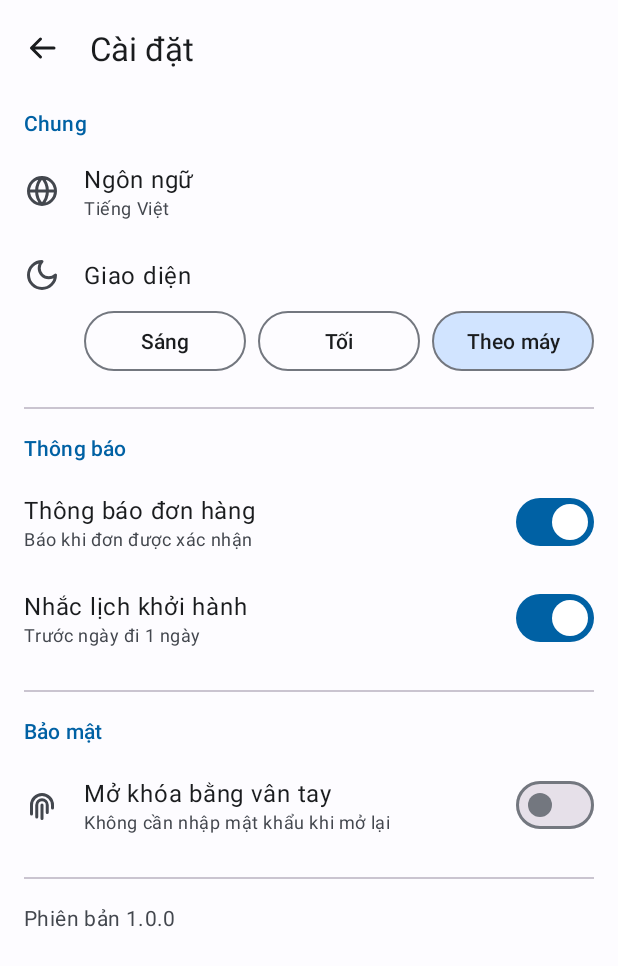
After one commit to SonT23/Android-UMT26-04, an Android app: the fragment CaiDatFragment shown on its own in the app's theme, on a phone screen of 412 x 824 dp. The commit adds this screen. Shown: the top 966 px of the screen. Run offline under Robolectric (Android 15) with nearby library versions, the phone set to English and light mode, and no system bars.

Commit message:
[+] Layout A19 Cài đặt

```diff
--- /dev/null
+++ b/Source/TourApp/app/src/main/java/vn/edu/umt/tour/ui/auth/CaiDatFragment.kt
@@ -0,0 +1,55 @@
+package vn.edu.umt.tour.ui.auth
+
+import android.os.Bundle
+import android.view.LayoutInflater
+import android.view.View
+import android.view.ViewGroup
+import android.widget.ImageView
+import android.widget.LinearLayout
+import android.widget.RadioGroup
+import android.widget.Toast
+import androidx.appcompat.app.AppCompatDelegate
+import androidx.fragment.app.Fragment
+import vn.edu.umt.tour.R
+
+// A19 Cài đặt: ngôn ngữ, giao diện sáng / tối, thông báo, mở khóa bằng vân tay.
+class CaiDatFragment : Fragment() {
+
+    override fun onCreateView(
+        inflater: LayoutInflater, container: ViewGroup?, savedInstanceState: Bundle?
+    ): View? {
+        return inflater.inflate(R.layout.fragment_a19_cai_dat, container, false)
+    }
+
+    override fun onViewCreated(view: View, savedInstanceState: Bundle?) {
+        super.onViewCreated(view, savedInstanceState)
+
+        view.findViewById<ImageView>(R.id.quayLaiIV).setOnClickListener {
+            requireActivity().onBackPressedDispatcher.onBackPressed()
+        }
+
+        // Chọn ngôn ngữ làm sau
+        view.findViewById<LinearLayout>(R.id.ngonNguLL).setOnClickListener {
+            Toast.makeText(requireContext(), R.string.a19_ngon_ngu, Toast.LENGTH_SHORT).show()
+        }
+
+        // Giao diện Sáng / Tối / Theo máy: đổi ngay cho cả app.
+        // Chưa lưu lại, tắt app mở lại sẽ về "Theo máy". Lưu lựa chọn làm sau.
+        val giaoDienRG = view.findViewById<RadioGroup>(R.id.giaoDienRG)
+        when (AppCompatDelegate.getDefaultNightMode()) {
+            AppCompatDelegate.MODE_NIGHT_NO -> giaoDienRG.check(R.id.sangRB)
+            AppCompatDelegate.MODE_NIGHT_YES -> giaoDienRG.check(R.id.toiRB)
+            else -> giaoDienRG.check(R.id.theoMayRB)
+        }
+        giaoDienRG.setOnCheckedChangeListener { _, idDuocChon ->
+            val cheDo = when (idDuocChon) {
+                R.id.sangRB -> AppCompatDelegate.MODE_NIGHT_NO
+                R.id.toiRB -> AppCompatDelegate.MODE_NIGHT_YES
+                else -> AppCompatDelegate.MODE_NIGHT_FOLLOW_SYSTEM
+            }
+            AppCompatDelegate.setDefaultNightMode(cheDo)
+        }
+
+        // Ba công tắc thông báo và vân tay hiện chỉ bật / tắt trên giao diện, chức năng thật làm sau.
+    }
+}
--- a/Source/TourApp/app/src/main/java/vn/edu/umt/tour/ui/auth/ManHinhA.kt
+++ b/Source/TourApp/app/src/main/java/vn/edu/umt/tour/ui/auth/ManHinhA.kt
@@ -12,4 +12,5 @@ val manHinhA: List<ManHinh> = listOf(
     ManHinh("A06", "Đăng nhập") { DangNhapFragment() },
     ManHinh("A07", "Đăng ký") { DangKyFragment() },
     ManHinh("A10", "Tài khoản") { TaiKhoanFragment() },
+    ManHinh("A19", "Cài đặt") { CaiDatFragment() },
 )
--- /dev/null
+++ b/Source/TourApp/app/src/main/res/drawable/bg_a19_lua_chon.xml
@@ -0,0 +1,22 @@
+<?xml version="1.0" encoding="utf-8"?>
+<!-- A19: nền các ô chọn giao diện Sáng / Tối / Theo máy (RadioButton).
+     Ô đang chọn tô màu xanh nhạt, ô còn lại chỉ có viền. -->
+<selector xmlns:android="http://schemas.android.com/apk/res/android">
+    <item android:state_checked="true">
+        <shape>
+            <solid android:color="?attr/colorPrimaryContainer" />
+            <stroke
+                android:width="1dp"
+                android:color="?attr/colorOutline" />
+            <corners android:radius="20dp" />
+        </shape>
+    </item>
+    <item>
+        <shape>
+            <stroke
+                android:width="1dp"
+                android:color="?attr/colorOutline" />
+            <corners android:radius="20dp" />
+        </shape>
+    </item>
+</selector>
--- /dev/null
+++ b/Source/TourApp/app/src/main/res/drawable/ic_dark_mode.xml
@@ -0,0 +1,7 @@
+<vector xmlns:android="http://schemas.android.com/apk/res/android"
+    android:width="24dp"
+    android:height="24dp"
+    android:viewportWidth="24"
+    android:viewportHeight="24">
+    <path android:strokeColor="#FF000000" android:strokeWidth="2" android:strokeLineCap="round" android:strokeLineJoin="round" android:fillColor="#00000000" android:pathData="M12,3a6,6 0,0 0,9 9a9,9 0,1 1,-9 -9z" />
+</vector>
--- /dev/null
+++ b/Source/TourApp/app/src/main/res/drawable/ic_language.xml
@@ -0,0 +1,7 @@
+<vector xmlns:android="http://schemas.android.com/apk/res/android"
+    android:width="24dp"
+    android:height="24dp"
+    android:viewportWidth="24"
+    android:viewportHeight="24">
+    <path android:strokeColor="#FF000000" android:strokeWidth="2" android:strokeLineCap="round" android:strokeLineJoin="round" android:fillColor="#00000000" android:pathData="M12,12m-9,0a9,9 0,1 1,18 0a9,9 0,1 1,-18 0M12,3a13,13 0,0 0,0 18a13,13 0,0 0,0 -18M3,12H21" />
+</vector>
--- /dev/null
+++ b/Source/TourApp/app/src/main/res/layout/fragment_a19_cai_dat.xml
@@ -0,0 +1,339 @@
+<?xml version="1.0" encoding="utf-8"?>
+<!-- A19 Cài đặt: ba nhóm Chung, Thông báo, Bảo mật -->
+<ScrollView xmlns:android="http://schemas.android.com/apk/res/android"
+    xmlns:app="http://schemas.android.com/apk/res-auto"
+    xmlns:tools="http://schemas.android.com/tools"
+    android:layout_width="match_parent"
+    android:layout_height="match_parent"
+    android:background="?android:attr/colorBackground"
+    android:fillViewport="true">
+
+    <LinearLayout
+        android:layout_width="match_parent"
+        android:layout_height="wrap_content"
+        android:orientation="vertical"
+        android:paddingStart="@dimen/space_m"
+        android:paddingEnd="@dimen/space_m"
+        android:paddingBottom="@dimen/space_l">
+
+        <!-- Thanh trên: nút quay lại và tiêu đề -->
+        <LinearLayout
+            android:layout_width="match_parent"
+            android:layout_height="64dp"
+            android:layout_marginStart="-12dp"
+            android:gravity="center_vertical"
+            android:orientation="horizontal">
+
+            <ImageView
+                android:id="@+id/quayLaiIV"
+                android:layout_width="48dp"
+                android:layout_height="48dp"
+                android:background="?attr/selectableItemBackgroundBorderless"
+                android:contentDescription="@string/a19_quay_lai"
+                android:padding="12dp"
+                app:srcCompat="@drawable/ic_arrow_back"
+                app:tint="?attr/colorOnSurface" />
+
+            <TextView
+                android:layout_width="wrap_content"
+                android:layout_height="wrap_content"
+                android:layout_marginStart="@dimen/space_s"
+                android:text="@string/a19_tieu_de"
+                android:textAppearance="?attr/textAppearanceTitleLarge"
+                android:textColor="?attr/colorOnSurface" />
+        </LinearLayout>
+
+        <!-- ===== Nhóm Chung ===== -->
+        <TextView
+            android:layout_width="wrap_content"
+            android:layout_height="wrap_content"
+            android:layout_marginTop="@dimen/space_s"
+            android:text="@string/a19_chung"
+            android:textAppearance="?attr/textAppearanceLabelLarge"
+            android:textColor="?attr/colorPrimary" />
+
+        <!-- Ngôn ngữ: tên mục và giá trị đang chọn bên dưới -->
+        <LinearLayout
+            android:id="@+id/ngonNguLL"
+            android:layout_width="match_parent"
+            android:layout_height="wrap_content"
+            android:layout_marginTop="@dimen/space_s"
+            android:background="?attr/selectableItemBackground"
+            android:gravity="center_vertical"
+            android:minHeight="56dp"
+            android:orientation="horizontal">
+
+            <ImageView
+                android:layout_width="24dp"
+                android:layout_height="24dp"
+                android:importantForAccessibility="no"
+                app:srcCompat="@drawable/ic_language"
+                app:tint="?attr/colorOnSurfaceVariant" />
+
+            <LinearLayout
+                android:layout_width="0dp"
+                android:layout_height="wrap_content"
+                android:layout_marginStart="@dimen/space_m"
+                android:layout_weight="1"
+                android:orientation="vertical">
+
+                <TextView
+                    android:layout_width="wrap_content"
+                    android:layout_height="wrap_content"
+                    android:text="@string/a19_ngon_ngu"
+                    android:textAppearance="?attr/textAppearanceBodyLarge"
+                    android:textColor="?attr/colorOnSurface" />
+
+                <TextView
+                    android:id="@+id/ngonNguTV"
+                    android:layout_width="wrap_content"
+                    android:layout_height="wrap_content"
+                    android:text="@string/a19_ngon_ngu_hien_tai"
+                    android:textAppearance="?attr/textAppearanceBodySmall"
+                    android:textColor="?attr/colorOnSurfaceVariant" />
+            </LinearLayout>
+        </LinearLayout>
+
+        <!-- Giao diện: tên mục, bên dưới là 3 ô chọn Sáng / Tối / Theo máy -->
+        <LinearLayout
+            android:layout_width="match_parent"
+            android:layout_height="48dp"
+            android:layout_marginTop="@dimen/space_xs"
+            android:gravity="center_vertical"
+            android:orientation="horizontal">
+
+            <ImageView
+                android:layout_width="24dp"
+                android:layout_height="24dp"
+                android:importantForAccessibility="no"
+                app:srcCompat="@drawable/ic_dark_mode"
+                app:tint="?attr/colorOnSurfaceVariant" />
+
+            <TextView
+                android:layout_width="wrap_content"
+                android:layout_height="wrap_content"
+                android:layout_marginStart="@dimen/space_m"
+                android:text="@string/a19_giao_dien"
+                android:textAppearance="?attr/textAppearanceBodyLarge"
+                android:textColor="?attr/colorOnSurface" />
+        </LinearLayout>
+
+        <!-- RadioButton bỏ hình tròn (button = @null), dùng nền bg_a19_lua_chon để thành ô bo tròn.
+             Phải đặt cả app:buttonCompat="@null" vì theme Material tự gắn lại hình tròn qua thuộc tính này. -->
+        <RadioGroup
+            android:id="@+id/giaoDienRG"
+            android:layout_width="match_parent"
+            android:layout_height="wrap_content"
+            android:layout_marginStart="40dp"
+            android:orientation="horizontal">
+
+            <RadioButton
+                android:id="@+id/sangRB"
+                android:layout_width="0dp"
+                android:layout_height="40dp"
+                android:layout_marginEnd="@dimen/space_s"
+                android:layout_weight="1"
+                android:background="@drawable/bg_a19_lua_chon"
+                android:button="@null"
+                android:gravity="center"
+                android:text="@string/a19_sang"
+                android:textAppearance="?attr/textAppearanceLabelLarge"
+                android:textColor="?attr/colorOnSurface"
+                app:buttonCompat="@null"
+                tools:checked="true" />
+
+            <RadioButton
+                android:id="@+id/toiRB"
+                android:layout_width="0dp"
+                android:layout_height="40dp"
+                android:layout_marginEnd="@dimen/space_s"
+                android:layout_weight="1"
+                android:background="@drawable/bg_a19_lua_chon"
+                android:button="@null"
+                android:gravity="center"
+                android:text="@string/a19_toi"
+                android:textAppearance="?attr/textAppearanceLabelLarge"
+                android:textColor="?attr/colorOnSurface"
+                app:buttonCompat="@null" />
+
+            <RadioButton
+                android:id="@+id/theoMayRB"
+                android:layout_width="0dp"
+                android:layout_height="40dp"
+                android:layout_weight="1"
+                android:background="@drawable/bg_a19_lua_chon"
+                android:button="@null"
+                android:gravity="center"
+                android:text="@string/a19_theo_may"
+                android:textAppearance="?attr/textAppearanceLabelLarge"
+                android:textColor="?attr/colorOnSurface"
+                app:buttonCompat="@null" />
+        </RadioGroup>
+
+        <View
+            android:layout_width="match_parent"
+            android:layout_height="1dp"
+            android:layout_marginTop="@dimen/space_l"
+            android:background="?attr/colorOutlineVariant" />
+
+        <!-- ===== Nhóm Thông báo ===== -->
+        <TextView
+            android:layout_width="wrap_content"
+            android:layout_height="wrap_content"
+            android:layout_marginTop="@dimen/space_m"
+            android:text="@string/a19_thong_bao"
+            android:textAppearance="?attr/textAppearanceLabelLarge"
+            android:textColor="?attr/colorPrimary" />
+
+        <!-- Mỗi dòng: tên mục, mô tả nhỏ, công tắc bên phải -->
+        <LinearLayout
+            android:layout_width="match_parent"
+            android:layout_height="wrap_content"
+            android:layout_marginTop="@dimen/space_s"
+            android:gravity="center_vertical"
+            android:minHeight="64dp"
+            android:orientation="horizontal">
+
+            <LinearLayout
+                android:layout_width="0dp"
+                android:layout_height="wrap_content"
+                android:layout_weight="1"
+                android:orientation="vertical">
+
+                <TextView
+                    android:layout_width="wrap_content"
+                    android:layout_height="wrap_content"
+                    android:text="@string/a19_thong_bao_don"
+                    android:textAppearance="?attr/textAppearanceBodyLarge"
+                    android:textColor="?attr/colorOnSurface" />
+
+                <TextView
+                    android:layout_width="wrap_content"
+                    android:layout_height="wrap_content"
+                    android:text="@string/a19_thong_bao_don_mo_ta"
+                    android:textAppearance="?attr/textAppearanceBodySmall"
+                    android:textColor="?attr/colorOnSurfaceVariant" />
+            </LinearLayout>
+
+            <com.google.android.material.materialswitch.MaterialSwitch
+                android:id="@+id/thongBaoDonSW"
+                android:layout_width="wrap_content"
+                android:layout_height="wrap_content"
+                android:layout_marginStart="@dimen/space_m"
+                android:checked="true"
+                android:contentDescription="@string/a19_thong_bao_don" />
+        </LinearLayout>
+
+        <LinearLayout
+            android:layout_width="match_parent"
+            android:layout_height="wrap_content"
+            android:gravity="center_vertical"
+            android:minHeight="64dp"
+            android:orientation="horizontal">
+
+            <LinearLayout
+                android:layout_width="0dp"
+                android:layout_height="wrap_content"
+                android:layout_weight="1"
+                android:orientation="vertical">
+
+                <TextView
+                    android:layout_width="wrap_content"
+                    android:layout_height="wrap_content"
+                    android:text="@string/a19_nhac_lich"
+                    android:textAppearance="?attr/textAppearanceBodyLarge"
+                    android:textColor="?attr/colorOnSurface" />
+
+                <TextView
+                    android:layout_width="wrap_content"
+                    android:layout_height="wrap_content"
+                    android:text="@string/a19_nhac_lich_mo_ta"
+                    android:textAppearance="?attr/textAppearanceBodySmall"
+                    android:textColor="?attr/colorOnSurfaceVariant" />
+            </LinearLayout>
+
+            <com.google.android.material.materialswitch.MaterialSwitch
+                android:id="@+id/nhacLichSW"
+                android:layout_width="wrap_content"
+                android:layout_height="wrap_content"
+                android:layout_marginStart="@dimen/space_m"
+                android:checked="true"
+                android:contentDescription="@string/a19_nhac_lich" />
+        </LinearLayout>
+
+        <View
+            android:layout_width="match_parent"
+            android:layout_height="1dp"
+            android:layout_marginTop="@dimen/space_m"
+            android:background="?attr/colorOutlineVariant" />
+
+        <!-- ===== Nhóm Bảo mật ===== -->
+        <TextView
+            android:layout_width="wrap_content"
+            android:layout_height="wrap_content"
+            android:layout_marginTop="@dimen/space_m"
+            android:text="@string/a19_bao_mat"
+            android:textAppearance="?attr/textAppearanceLabelLarge"
+            android:textColor="?attr/colorPrimary" />
+
+        <LinearLayout
+            android:layout_width="match_parent"
+            android:layout_height="wrap_content"
+            android:layout_marginTop="@dimen/space_s"
+            android:gravity="center_vertical"
+            android:minHeight="64dp"
+            android:orientation="horizontal">
+
+            <ImageView
+                android:layout_width="24dp"
+                android:layout_height="24dp"
+                android:importantForAccessibility="no"
+                app:srcCompat="@drawable/ic_fingerprint"
+                app:tint="?attr/colorOnSurfaceVariant" />
+
+            <LinearLayout
+                android:layout_width="0dp"
+                android:layout_height="wrap_content"
+                android:layout_marginStart="@dimen/space_m"
+                android:layout_weight="1"
+                android:orientation="vertical">
+
+                <TextView
+                    android:layout_width="wrap_content"
+                    android:layout_height="wrap_content"
+                    android:text="@string/a19_van_tay"
+                    android:textAppearance="?attr/textAppearanceBodyLarge"
+                    android:textColor="?attr/colorOnSurface" />
+
+                <TextView
+                    android:layout_width="wrap_content"
+                    android:layout_height="wrap_content"
+                    android:text="@string/a19_van_tay_mo_ta"
+                    android:textAppearance="?attr/textAppearanceBodySmall"
+                    android:textColor="?attr/colorOnSurfaceVariant" />
+            </LinearLayout>
+
+            <com.google.android.material.materialswitch.MaterialSwitch
+                android:id="@+id/vanTaySW"
+                android:layout_width="wrap_content"
+                android:layout_height="wrap_content"
+                android:layout_marginStart="@dimen/space_m"
+                android:contentDescription="@string/a19_van_tay" />
+        </LinearLayout>
+
+        <View
+            android:layout_width="match_parent"
+            android:layout_height="1dp"
+            android:layout_marginTop="@dimen/space_m"
+            android:background="?attr/colorOutlineVariant" />
+
+        <TextView
+            android:id="@+id/phienBanTV"
+            android:layout_width="wrap_content"
+            android:layout_height="wrap_content"
+            android:layout_marginTop="@dimen/space_m"
+            android:text="@string/a19_phien_ban"
+            android:textAppearance="?attr/textAppearanceBodyMedium"
+            android:textColor="?attr/colorOnSurfaceVariant" />
+    </LinearLayout>
+</ScrollView>
--- a/Source/TourApp/app/src/main/res/values/strings_taikhoan.xml
+++ b/Source/TourApp/app/src/main/res/values/strings_taikhoan.xml
@@ -46,4 +46,24 @@
     <string name="a10_doi_mat_khau">Đổi mật khẩu</string>
     <string name="a10_cai_dat">Cài đặt</string>
     <string name="a10_dang_xuat">Đăng xuất</string>
+
+    <!-- A19 Cài đặt -->
+    <string name="a19_quay_lai">Quay lại</string>
+    <string name="a19_tieu_de">Cài đặt</string>
+    <string name="a19_chung">Chung</string>
+    <string name="a19_ngon_ngu">Ngôn ngữ</string>
+    <string name="a19_ngon_ngu_hien_tai">Tiếng Việt</string>
+    <string name="a19_giao_dien">Giao diện</string>
+    <string name="a19_sang">Sáng</string>
+    <string name="a19_toi">Tối</string>
+    <string name="a19_theo_may">Theo máy</string>
+    <string name="a19_thong_bao">Thông báo</string>
+    <string name="a19_thong_bao_don">Thông báo đơn hàng</string>
+    <string name="a19_thong_bao_don_mo_ta">Báo khi đơn được xác nhận</string>
+    <string name="a19_nhac_lich">Nhắc lịch khởi hành</string>
+    <string name="a19_nhac_lich_mo_ta">Trước ngày đi 1 ngày</string>
+    <string name="a19_bao_mat">Bảo mật</string>
+    <string name="a19_van_tay">Mở khóa bằng vân tay</string>
+    <string name="a19_van_tay_mo_ta">Không cần nhập mật khẩu khi mở lại</string>
+    <string name="a19_phien_ban">Phiên bản 1.0.0</string>
 </resources>
```
Also changed, not shown: 1 other file.
